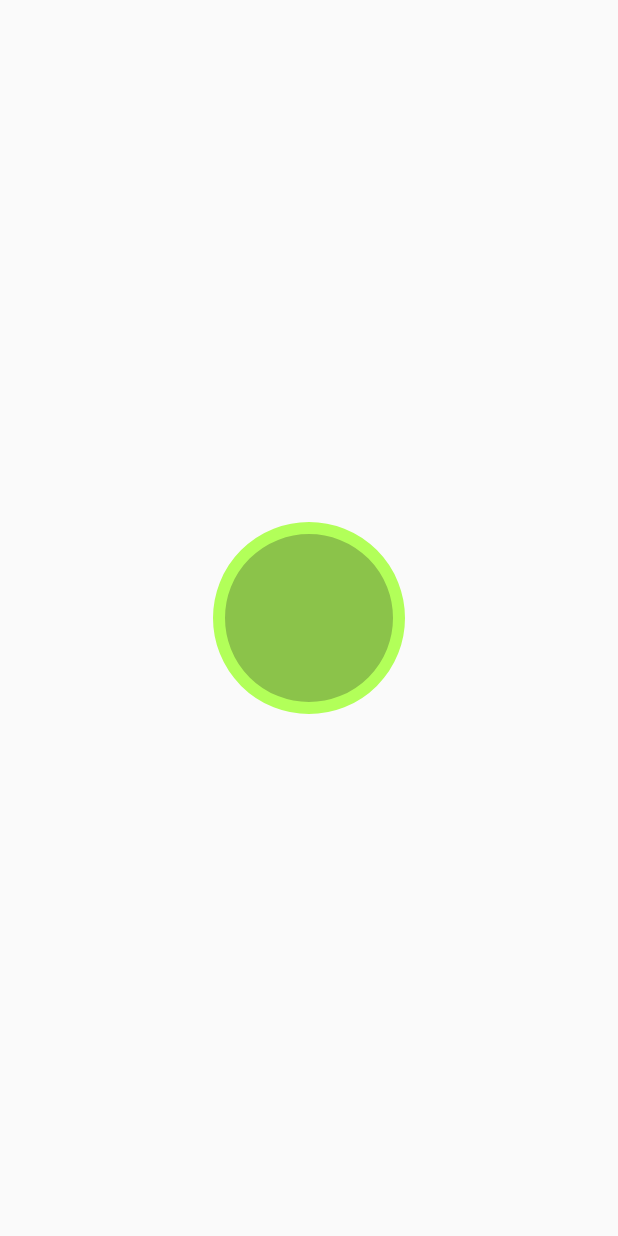
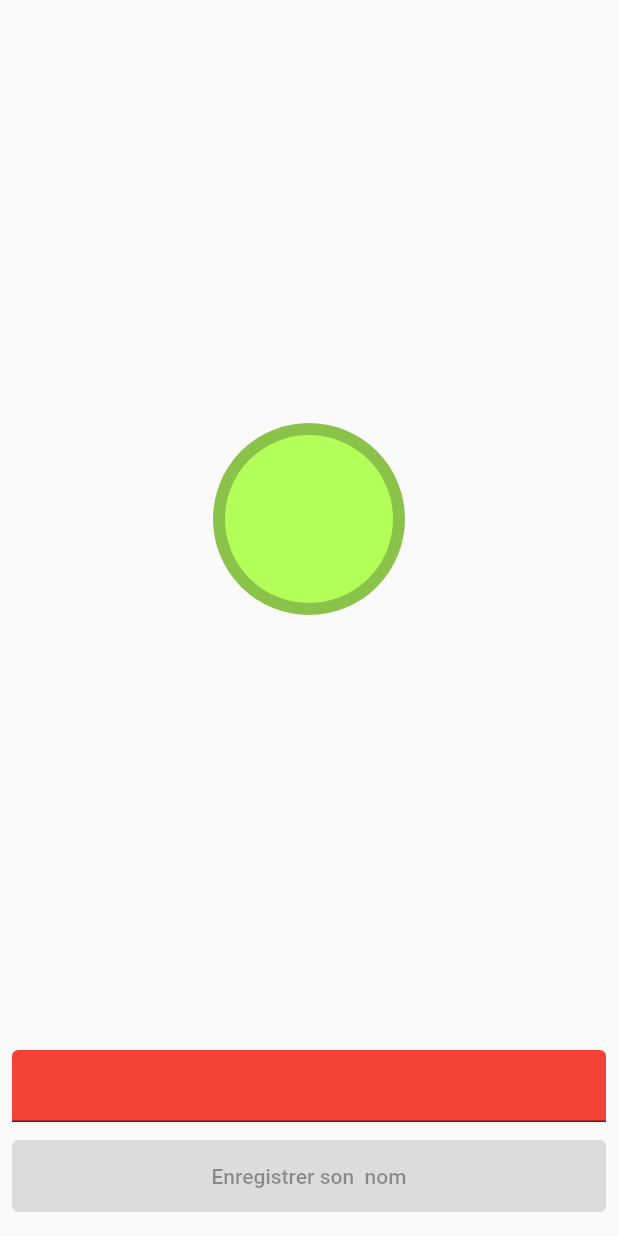
Before and after one commit to QuentinGilleron/littlewords, a Flutter app: the screen it shows after launch, on a phone screen of 412 x 824 dp. Run offline on Flutter 3.47's test engine with Material 2 defaults, Android fonts, the phone set to English and light mode, and no system bars; our stand-ins replace flutter_riverpod, shared_preferences.

Commit message:
Ajout d'une zone de texte ainsi qu'un bouton

```diff
--- a/lib/routes/login/login.route.dart
+++ b/lib/routes/login/login.route.dart
@@ -5,8 +5,34 @@ class LoginRoute extends StatelessWidget {
 
   @override
   Widget build(BuildContext context) {
-    return const Scaffold(
-      body: Center(child: LittlewordLogo()),
+    return Scaffold(
+      body: Column(
+        mainAxisAlignment: MainAxisAlignment.end, // Permet de tout coller en bas
+          children: [
+            Spacer(), // Permet d'espacer du haut
+            LittlewordLogo(),
+            Spacer(), // Permet d'espacer du bas
+            Padding(
+              padding: EdgeInsets.all(8.0), // Espace un peu sur les coters
+              child: TextField(
+          decoration: InputDecoration(
+              fillColor: Colors.red,
+              filled: true,
+          ),
+        ),
+            ),
+        Padding(
+          padding: const EdgeInsets.only(top:4.0, left: 8.0, right: 8.0, bottom: 16.0),
+          child: ElevatedButton(
+              onPressed: null,
+              style: ElevatedButton.styleFrom(
+                minimumSize: Size.fromHeight(48)
+              ),
+              child: const Text('Enregistrer son  nom'),
+
+          ),
+        )
+      ]),
     );
   }
 }
--- a/lib/widgets/littlewords_logo.dart
+++ b/lib/widgets/littlewords_logo.dart
@@ -8,9 +8,10 @@ class LittlewordLogo extends StatelessWidget {
       width: 128,
       height: 128,
       decoration: BoxDecoration(
-        color: Colors.lightGreen,
+
+        color: Colors.lightGreenAccent,
         shape: BoxShape.circle,
-        border: Border.all(color: Colors.lightGreenAccent, width: 8)
+        border: Border.all(color: Colors.lightGreen, width: 8)
       ),
     );
   }
```
